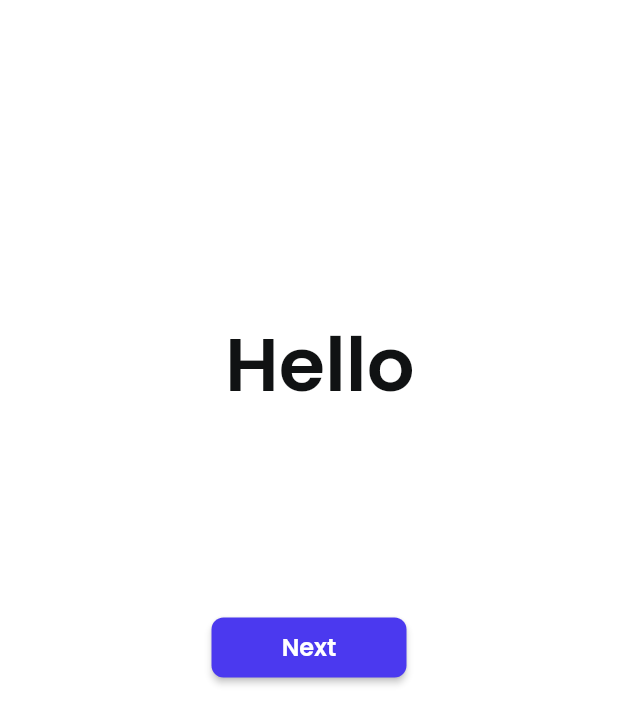
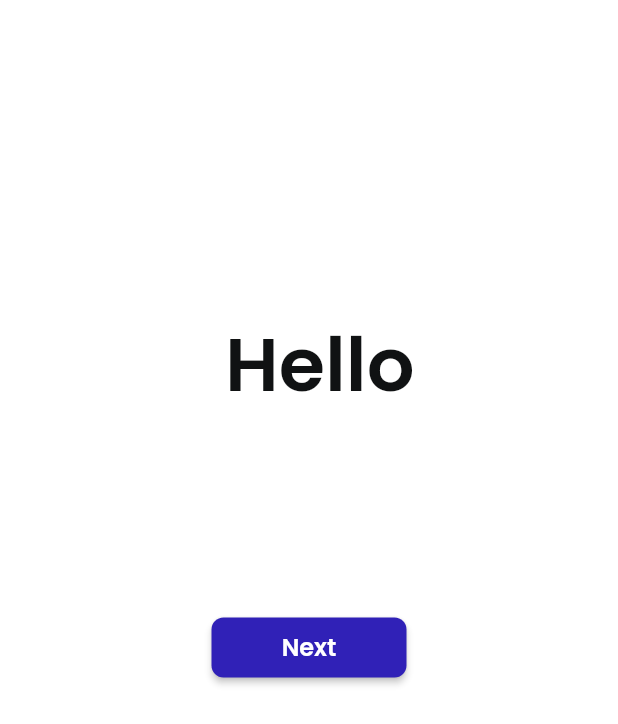
Before and after one commit to NiteshDowell/Flutter-flow, a Flutter app: the screen it shows after launch, on a phone screen of 412 x 824 dp. Shown: the top 724 px of the screen. Run offline on Flutter 3.47's test engine with Material 2 defaults, Android fonts, the phone set to English and light mode, and no system bars; drawn by our look-alikes of auto_size_text; our stand-ins replace equatable, font_awesome_flutter, from_css_color, go_router, google_fonts, page_transition and 1 more.

Commit message:
changed button color

```diff
--- a/lib/home_page/home_page_widget.dart
+++ b/lib/home_page/home_page_widget.dart
@@ -52,7 +52,7 @@ class _HomePageWidgetState extends State<HomePageWidget> {
                       options: FFButtonOptions(
                         width: 130,
                         height: 40,
-                        color: FlutterFlowTheme.of(context).primaryColor,
+                        color: Color(0xFF3021B7),
                         textStyle:
                             FlutterFlowTheme.of(context).subtitle2.override(
                                   fontFamily: 'Poppins',
```
